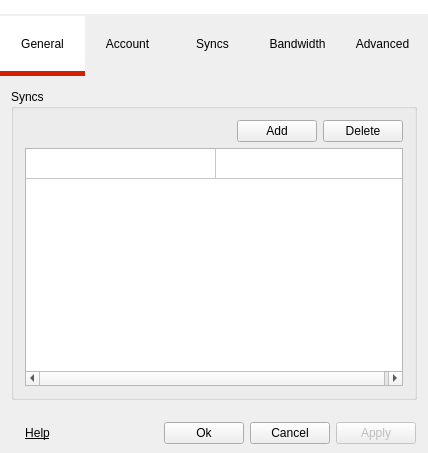
meganz/MEGAsync, file Source/MEGASync/gui/SettingsDialog.ui: the form before one commit.
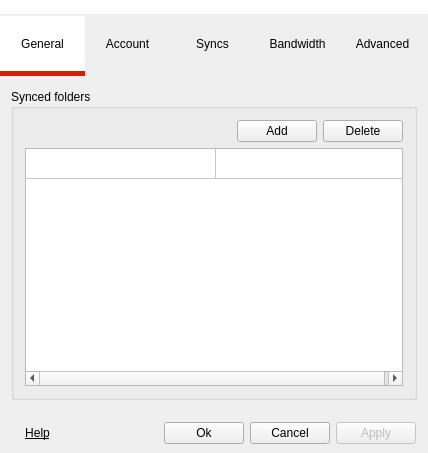
The form after the commit. The open tabs and pages were chosen to show the change. Icons and pictures are not drawn.

What changed in the file:
```diff
--- a/Source/MEGASync/gui/SettingsDialog.ui
+++ b/Source/MEGASync/gui/SettingsDialog.ui
@@ -677,7 +677,7 @@
        <item>
         <widget class="QGroupBox" name="gSyncs">
          <property name="title">
-          <string>Syncs</string>
+          <string>Synced folders</string>
          </property>
          <layout class="QVBoxLayout" name="verticalLayout_9">
           <item>
```
